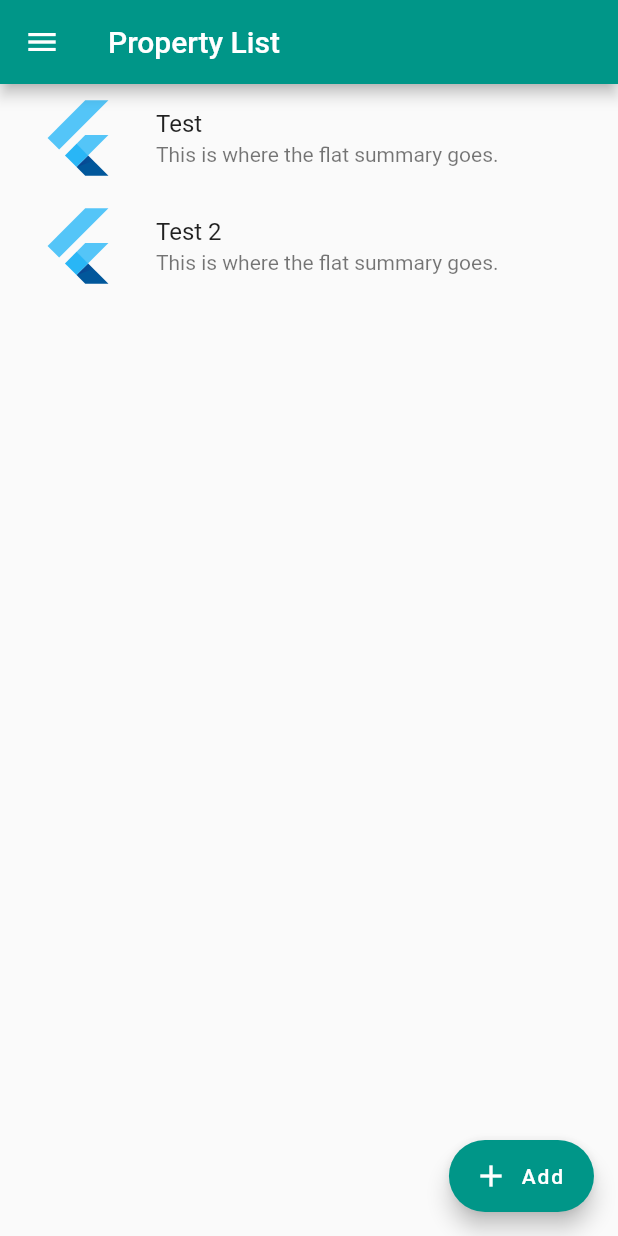
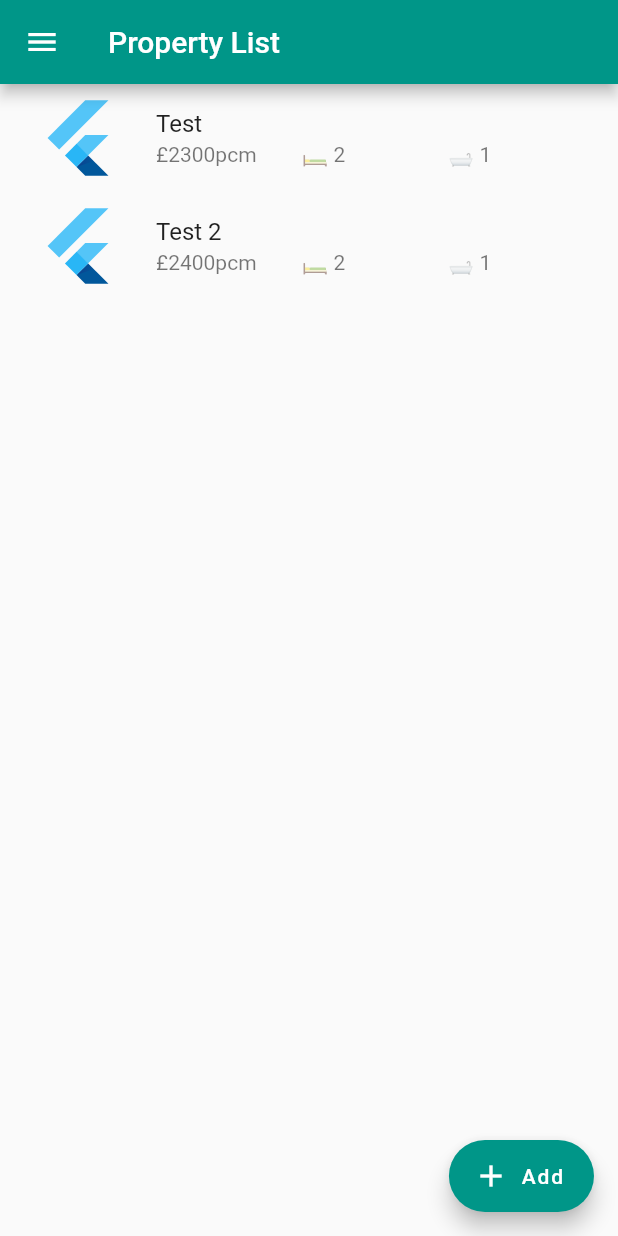
Before and after one commit to Lindronics/property_checklist, a Flutter app: the screen it shows after launch, on a phone screen of 412 x 824 dp. Run offline on Flutter 3.47's test engine with Material 2 defaults, Android fonts, the phone set to English and light mode, and no system bars; drawn by our look-alikes of flutter_slidable.

Commit message:
Formatted ListTile subtitle

```diff
--- a/property_checklist_app/lib/data/property.dart
+++ b/property_checklist_app/lib/data/property.dart
@@ -7,11 +7,11 @@ class Property {
   String address;
   List<Feature> features = [];
   Status status;
-  int montlyRent;
+  int monthlyRent;
   int bedrooms;
   int bathrooms;
 
-  Property({this.name}) {
+  Property({this.name, this.bedrooms, this.bathrooms, this.monthlyRent}) {
     features = [
       CountFeature("Number of bedrooms", 1),
       BooleanFeature("Test", true),
--- a/property_checklist_app/lib/main.dart
+++ b/property_checklist_app/lib/main.dart
@@ -57,7 +57,8 @@ class MyHomePage extends StatefulWidget {
 
 class _MyHomePageState extends State<MyHomePage> {
   StorageAdapter<Property> properties = ListStorageAdapter<Property>(
-      [Property(name: "Test"), Property(name: "Test 2")]);
+      [Property(name: "Test", bedrooms: 2, bathrooms: 1, monthlyRent: 2300),
+      Property(name: "Test 2", bedrooms: 2, bathrooms: 1, monthlyRent: 2400)]);
 
   Property _deletedProperty;
 
@@ -101,7 +102,21 @@ class _MyHomePageState extends State<MyHomePage> {
             child: ListTile(
                 leading: FlutterLogo(size: 72.0),
                 title: Text(property.name),
-                subtitle: Text('This is where the flat summary goes.'),
+                subtitle:
+                Row(
+                    children: <Widget>[
+                      Expanded(
+                        child: Text("£${property.monthlyRent}pcm"),
+                      ),
+                      Expanded(
+                        child: Text("\u{1f6cf} ${property.bedrooms}"),
+                      ),
+                      Expanded(
+                        child: Text("\u{1f6c1} ${property.bathrooms}")
+                      ),
+                    ],
+                  ),
+
                 onTap: () {
                   Navigator.push(
                       context,
@@ -153,11 +168,11 @@ class _MyHomePageState extends State<MyHomePage> {
             DrawerHeader(
               child: Text('Drawer Header'),
               decoration: BoxDecoration(
-                color: Colors.blue,
+                color: Colors.teal[200],
               ),
             ),
             ListTile(
-              title: Text('Item 1'),
+              title: Text('Features'),
               onTap: () {
                 // Update the state of the app
                 // ...
@@ -166,7 +181,7 @@ class _MyHomePageState extends State<MyHomePage> {
               },
             ),
             ListTile(
-              title: Text('Item 2'),
+              title: Text('Map'),
               onTap: () {
                 // Update the state of the app
                 // ...
```
